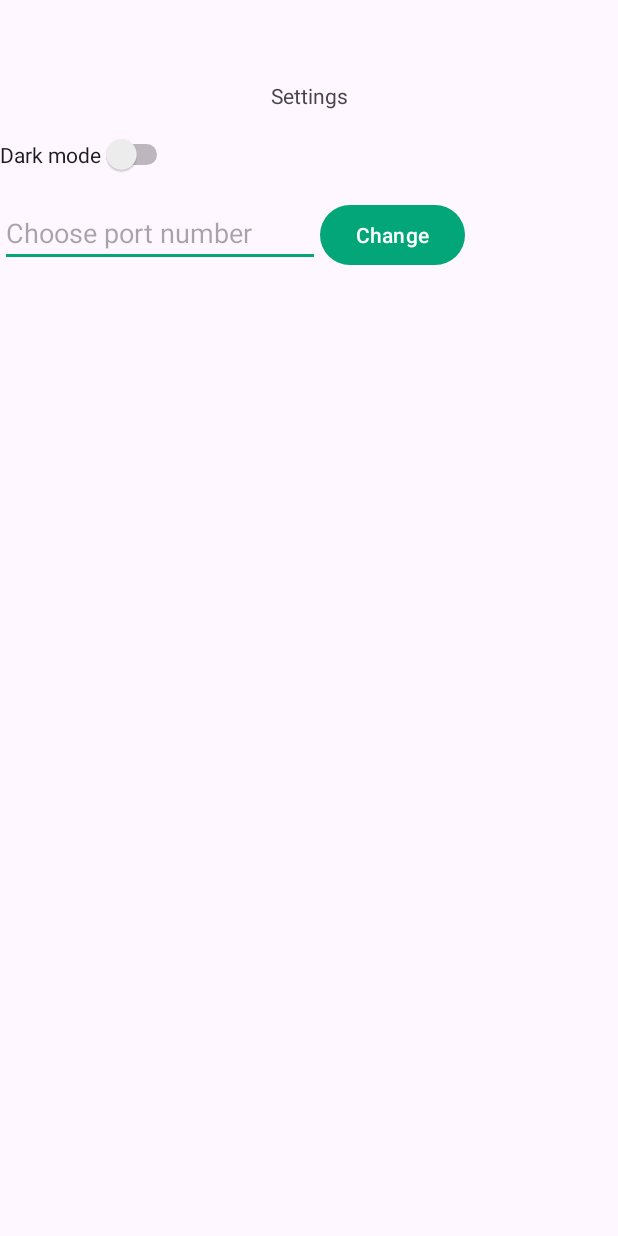
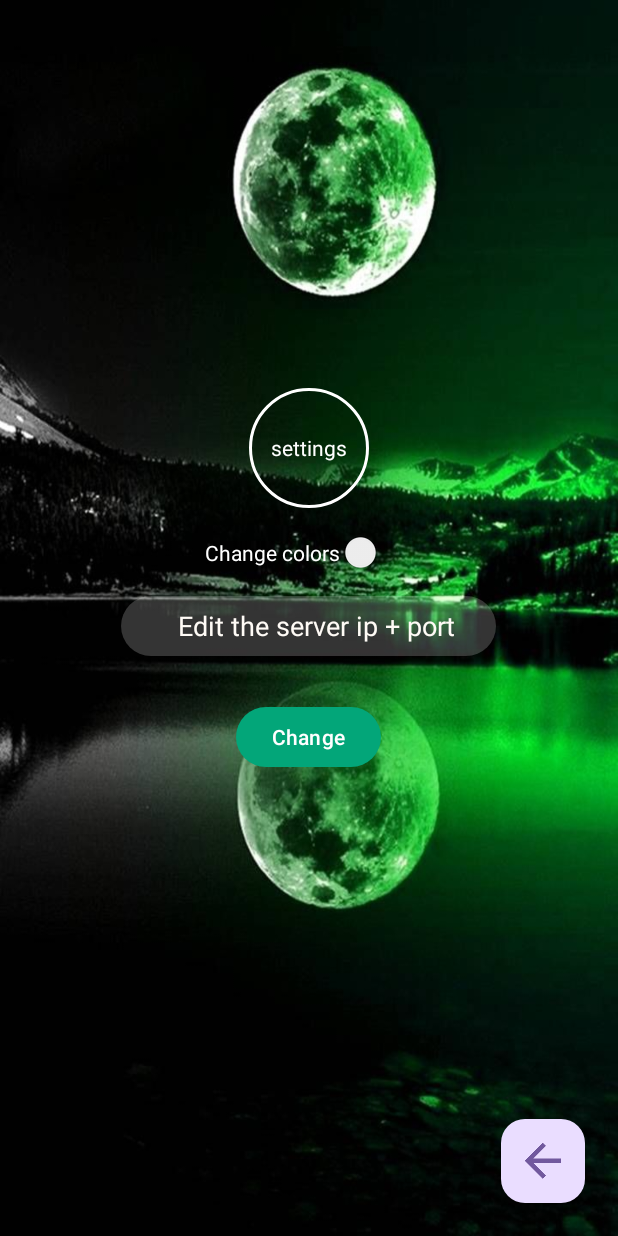
Before and after one commit to ishayasulin/Whatsup, an Android app: the screen it shows after launch (Settings), after a tap on "settings", on a phone screen of 412 x 824 dp. Run offline under Robolectric (Android 15) with nearby library versions, the phone set to English and light mode, and no system bars; our stand-ins replace Room's generated code.

Commit message:
nice stuff with the colors

```diff
--- a/app/src/main/java/com/example/whatsup/State.java
+++ b/app/src/main/java/com/example/whatsup/State.java
@@ -3,5 +3,7 @@ package com.example.whatsup;
 public class State {
     public static String currentUser="";
     public static String token="";
-    public static String server = "10.0.2.2:5001";
+    public static String server = "10.0.2.2:5000";
+    public static boolean changed;
+    public static boolean isNight;
 }
--- a/app/src/main/java/com/example/whatsup/activities/AddContact.java
+++ b/app/src/main/java/com/example/whatsup/activities/AddContact.java
@@ -9,6 +9,7 @@ import android.view.View;
 
 import androidx.annotation.NonNull;
 import androidx.appcompat.app.AppCompatActivity;
+import androidx.appcompat.widget.Toolbar;
 import androidx.lifecycle.ViewModelProvider;
 
 import com.example.whatsup.R;
@@ -25,7 +26,9 @@ public class AddContact extends AppCompatActivity {
         binding = ActivityAddContactBinding.inflate(getLayoutInflater());
         View view = binding.getRoot();
         setContentView(view);
-
+        Toolbar toolbar = (Toolbar) findViewById(R.id.toolbar);
+        // using toolbar as ActionBar
+        setSupportActionBar(toolbar);
         viewModel = new ViewModelProvider(this).get(ContactViewModel.class);
 
         binding.btnSave2.setOnClickListener(v -> {
--- a/app/src/main/java/com/example/whatsup/activities/Login.java
+++ b/app/src/main/java/com/example/whatsup/activities/Login.java
@@ -11,6 +11,7 @@ import android.view.View;
 import androidx.annotation.NonNull;
 import androidx.appcompat.app.AppCompatActivity;
 import androidx.appcompat.widget.Toolbar;
+import androidx.constraintlayout.widget.ConstraintLayout;
 import androidx.lifecycle.ViewModelProvider;
 
 import com.example.whatsup.R;
@@ -36,8 +37,6 @@ public class Login extends AppCompatActivity {
         Toolbar toolbar = (Toolbar) findViewById(R.id.toolbar);
         // using toolbar as ActionBar
         setSupportActionBar(toolbar);
-
-        viewModel = new ViewModelProvider(this).get(LoginViewModel.class);
         binding.toRegister.setOnClickListener(v -> {
             Intent i = new Intent(this, Register.class);
             startActivity(i);
@@ -98,6 +97,21 @@ public class Login extends AppCompatActivity {
 
         });
     }
+
+    @Override
+    protected void onResume() {
+        super.onResume();
+        viewModel = new ViewModelProvider(this).get(LoginViewModel.class);
+        ConstraintLayout rootLayout = binding.loginLayout;
+        if(State.isNight) {
+            rootLayout.setBackgroundResource(R.drawable.wallpaper);
+        }
+        else{
+            rootLayout.setBackgroundResource(R.drawable.wallpaper2);
+        }
+
+    }
+
     @Override
     public boolean onCreateOptionsMenu(Menu menu) {
         MenuInflater inflater = getMenuInflater();
--- a/app/src/main/java/com/example/whatsup/activities/Settings.java
+++ b/app/src/main/java/com/example/whatsup/activities/Settings.java
@@ -10,15 +10,19 @@ import android.widget.Switch;
 
 import androidx.appcompat.app.AppCompatActivity;
 import androidx.appcompat.app.AppCompatDelegate;
+import androidx.constraintlayout.widget.ConstraintLayout;
 
 import com.example.whatsup.R;
 import com.example.whatsup.State;
+import com.example.whatsup.repositories.UserRepository;
+import com.google.android.material.floatingactionbutton.FloatingActionButton;
 
 public class Settings extends AppCompatActivity {
 
     private Switch switchMode;
     private EditText portNumber;
-    private Button portButton;
+    private Button serverButton;
+    private FloatingActionButton back;
     private int currentNightMode;
 
     @Override
@@ -27,8 +31,9 @@ public class Settings extends AppCompatActivity {
         setContentView(R.layout.activity_settings);
         switchMode = findViewById(R.id.switchMode);
         portNumber = findViewById(R.id.portNumber);
-        portButton = findViewById(R.id.portButton); // Add this line to initialize portButton
-
+        back = (FloatingActionButton) findViewById(R.id.returnBtn2);
+        serverButton = findViewById(R.id.serverButton); // Add this line to initialize portButton
+        State.changed = false;
         switchMode = findViewById(R.id.switchMode);
 
         // Get the current night mode
@@ -42,22 +47,46 @@ public class Settings extends AppCompatActivity {
                 if (isChecked && currentNightMode != Configuration.UI_MODE_NIGHT_YES) {
                     // Enable dark mode
                     AppCompatDelegate.setDefaultNightMode(AppCompatDelegate.MODE_NIGHT_YES);
+                    State.changed = true;
+                    State.isNight = true;
+                    changeBack();
                 } else if (!isChecked && currentNightMode != Configuration.UI_MODE_NIGHT_NO) {
                     // Enable light mode
                     AppCompatDelegate.setDefaultNightMode(AppCompatDelegate.MODE_NIGHT_NO);
+                    State.changed = true;
+                    State.isNight = false;
+                    changeBack();
                 }
             }
         });
-
-        portButton.setOnClickListener(new View.OnClickListener() {
+        serverButton.setOnClickListener(new View.OnClickListener() {
             @Override
             public void onClick(View v) {
                 // Handle button click to change port number
-                String newPort = portNumber.getText().toString().trim();
-                if (!newPort.isEmpty()) {
-                    State.server = "10.0.2.2:" + newPort;
+                String newServer = portNumber.getText().toString();
+                if (!newServer.isEmpty()) {
+                    UserRepository.getInstance(getApplication()).updateServerUrl(newServer);
+                }
+                else{
+                    portNumber.setError("please enter a server ip + port");
                 }
             }
         });
+        back.setOnClickListener(new View.OnClickListener() {
+            @Override
+            public void onClick(View v) {
+                finish();
+            }
+        });
     }
+    public void changeBack(){
+        ConstraintLayout rootLayout = findViewById(R.id.settingsLayout);
+        if(State.isNight) {
+            rootLayout.setBackgroundResource(R.drawable.wallpaper);
+        }
+        else{
+            rootLayout.setBackgroundResource(R.drawable.wallpaper2);
+        }
+    }
+
 }
--- a/app/src/main/java/com/example/whatsup/repositories/UserRepository.java
+++ b/app/src/main/java/com/example/whatsup/repositories/UserRepository.java
@@ -68,7 +68,12 @@ public class UserRepository {
         db = AppDB.getDatabase(application);
         contactDao = db.contactDao();
     }
-
+    public void updateServerUrl(String url) {
+        // Update the server URL in RetrofitService
+        RetrofitService.updateServerUrl(url);
+        // Get the updated API instance
+        api = RetrofitService.getAPI(url);
+    }
     public static UserRepository getInstance(Application application) {
         if (instance == null) {
             instance = new UserRepository(application);
--- a/app/src/main/java/com/example/whatsup/viewmodels/LoginViewModel.java
+++ b/app/src/main/java/com/example/whatsup/viewmodels/LoginViewModel.java
@@ -21,6 +21,7 @@ public class LoginViewModel extends AndroidViewModel {
     }
 
     public void login(String username, String password, Callback<String> callback) {
+
         repository.login(username, password).enqueue(new Callback<String>() {
             @Override
             public void onResponse(Call<String> call, Response<String> response) {
--- a/app/src/main/res/drawable/custom_button.xml
+++ b/app/src/main/res/drawable/custom_button.xml
@@ -1,5 +1,5 @@
 <?xml version="1.0" encoding="utf-8"?>
 <shape xmlns:android="http://schemas.android.com/apk/res/android">
-    <solid android:color="#03A679" />
+    <solid android:color="?attr/colorPrimary" />
     <corners android:radius="50dp" />
 </shape>
--- a/app/src/main/res/layout/activity_chats.xml
+++ b/app/src/main/res/layout/activity_chats.xml
@@ -6,6 +6,9 @@
     android:layout_width="match_parent"
     android:layout_height="match_parent"
     tools:context=".activities.Chats">
+    <include
+        android:id="@+id/toolbar"
+        layout="@layout/toolbar" />
 
     <androidx.swiperefreshlayout.widget.SwipeRefreshLayout
         android:id="@+id/swiperefresh"
--- a/app/src/main/res/layout/activity_login.xml
+++ b/app/src/main/res/layout/activity_login.xml
@@ -1,5 +1,6 @@
 <?xml version="1.0" encoding="utf-8"?>
 <androidx.constraintlayout.widget.ConstraintLayout
+    android:id="@+id/loginLayout"
     xmlns:android="http://schemas.android.com/apk/res/android"
     xmlns:tools="http://schemas.android.com/tools"
     android:layout_width="match_parent"
@@ -13,7 +14,6 @@
         android:layout_width="match_parent"
         android:layout_height="match_parent"
         android:orientation="vertical"
-        android:background="#3fff"
         android:gravity="center"
         android:padding="10dp"
         tools:ignore="ExtraText">
--- a/app/src/main/res/layout/activity_register.xml
+++ b/app/src/main/res/layout/activity_register.xml
@@ -1,17 +1,19 @@
 <?xml version="1.0" encoding="utf-8"?>
 <androidx.constraintlayout.widget.ConstraintLayout
+    android:id="@+id/registerLayout"
     xmlns:android="http://schemas.android.com/apk/res/android"
     xmlns:tools="http://schemas.android.com/tools"
     android:layout_width="match_parent"
     android:layout_height="match_parent"
     android:background="@drawable/wallpaper2"
     tools:context=".activities.Register">
-
+    <include
+        android:id="@+id/toolbar"
+        layout="@layout/toolbar" />
     <LinearLayout
         android:layout_width="match_parent"
         android:layout_height="match_parent"
         android:orientation="vertical"
-        android:background="#3fff"
         android:gravity="center"
         android:padding="10dp">
 
--- a/app/src/main/res/layout/activity_settings.xml
+++ b/app/src/main/res/layout/activity_settings.xml
@@ -1,25 +1,35 @@
 <?xml version="1.0" encoding="utf-8"?>
 <androidx.constraintlayout.widget.ConstraintLayout xmlns:android="http://schemas.android.com/apk/res/android"
+    android:id="@+id/settingsLayout"
     xmlns:app="http://schemas.android.com/apk/res-auto"
     xmlns:tools="http://schemas.android.com/tools"
     android:layout_width="match_parent"
     android:layout_height="match_parent"
-    tools:context=".activities.Settings">
+    tools:context=".activities.Settings"
+    android:background="@drawable/wallpaper2">
 
+    <LinearLayout
+        android:layout_width="match_parent"
+        android:layout_height="match_parent"
+        android:orientation="vertical"
+        android:gravity="center"
+        android:padding="10dp"
+        tools:ignore="ExtraText">
     <TextView
         android:id="@+id/Settings"
         android:layout_width="wrap_content"
         android:layout_height="wrap_content"
-        android:text="@string/settings2"
-        app:layout_constraintTop_toTopOf="parent"
-        app:layout_constraintStart_toStartOf="parent"
-        app:layout_constraintEnd_toEndOf="parent"
-        android:layout_marginTop="54dp" />
+        android:text="@string/settings"
+        android:background="@drawable/circle"
+        android:gravity="center"
+        android:layout_marginTop="-50dp"
+        android:textColor="#ffffff" />
 
     <Switch
         android:id="@+id/switchMode"
         android:layout_width="wrap_content"
         android:layout_height="wrap_content"
+        android:textColor="#ffffff"
         android:text="@string/dark_mode"
         app:layout_constraintTop_toBottomOf="@id/Settings"
         app:layout_constraintStart_toStartOf="parent"
@@ -27,21 +37,35 @@
 
     <EditText
         android:id="@+id/portNumber"
-        android:layout_width="wrap_content"
-        android:layout_height="wrap_content"
-        android:ems="10"
-        android:inputType="text"
-        android:hint="@string/choose_port_number"
-        app:layout_constraintTop_toBottomOf="@id/switchMode"
-        app:layout_constraintStart_toStartOf="parent"
-        android:layout_marginTop="16dp" />
+        android:textColor="@color/white"
+        android:layout_marginTop="15dp"
+        android:gravity="center"
+        android:layout_width="250dp"
+        android:layout_height="40dp"
+        android:hint="@string/edit_the_server_ip_port"
+        android:textColorHint="#FFFBF6"
+        android:background="@drawable/custom_et"
+        android:drawablePadding="-30dp"
+        android:paddingLeft="10dp" />
 
     <Button
-        android:id="@+id/portButton"
+        android:id="@+id/serverButton"
         android:layout_width="wrap_content"
         android:layout_height="wrap_content"
         android:text="@string/change"
         app:layout_constraintStart_toEndOf="@id/portNumber"
-        app:layout_constraintBaseline_toBaselineOf="@id/portNumber" />
+        app:layout_constraintBaseline_toBaselineOf="@id/portNumber"
+        android:layout_marginTop="30dp"/>
+    </LinearLayout>
+
+    <com.google.android.material.floatingactionbutton.FloatingActionButton
+        android:id="@+id/returnBtn2"
+        android:layout_width="wrap_content"
+        android:layout_height="wrap_content"
+        app:layout_constraintBottom_toBottomOf="parent"
+        app:layout_constraintEnd_toEndOf="parent"
+        android:layout_margin="10pt"
+        android:src="@drawable/ic_back"/>
+
 
 </androidx.constraintlayout.widget.ConstraintLayout>
--- a/app/src/main/res/layout/toolbar.xml
+++ b/app/src/main/res/layout/toolbar.xml
@@ -3,7 +3,7 @@
     android:id="@+id/toolbar"
     android:layout_width="match_parent"
     android:layout_height="wrap_content"
-    android:background="#4CAF50"
+    android:background="?attr/colorPrimary"
     android:minHeight="?attr/actionBarSize"
     android:theme="?attr/actionBarTheme"
     tools:layout_editor_absoluteX="0dp"
--- a/app/src/main/res/values-night/themes.xml
+++ b/app/src/main/res/values-night/themes.xml
@@ -1,10 +1,13 @@
 <resources xmlns:tools="http://schemas.android.com/tools">
     <!-- Base application theme. -->
     <style name="Base.Theme.Whatsup" parent="Theme.Material3.DayNight">
-        <item name="colorPrimary">#03A679</item>
-        <item name="colorPrimaryDark">#03A679</item>
-        <item name="colorAccent">#03A679</item>
+        <item name="android:windowBackground">@drawable/wallpaper</item>
+        <item name="colorPrimary">#673AB7</item>
+        <item name="colorPrimaryDark">#673AB7</item>
+        <item name="colorAccent">#673AB7</item>
         <item name="windowActionBar">false</item>
         <item name="windowNoTitle">true</item>
     </style>
+
+    <style name="Theme.Whatsup.Night" parent="Base.Theme.Whatsup" />
 </resources>
--- a/app/src/main/res/values/colors.xml
+++ b/app/src/main/res/values/colors.xml
@@ -1,5 +1,7 @@
 <?xml version="1.0" encoding="utf-8"?>
 <resources>
+    <color name="day">#03A679</color>
+    <color name="night">#673AB7</color>
     <color name="black">#FF000000</color>
     <color name="white">#FFFFFFFF</color>
 </resources>
--- a/app/src/main/res/values/strings.xml
+++ b/app/src/main/res/values/strings.xml
@@ -8,13 +8,15 @@
     <string name="login">login</string>
     <string name="headline">Login</string>
     <string name="not_a_member">Not a member?</string>
-    <string name="enter_username_to_add">Enter username to add</string>
+    <string name="enter_username_to_add">Username to add</string>
     <string name="add">Add</string>
     <string name="already_have_an_account">Already have an account?</string>
     <string name="BaseUrl">10.0.2.2:5000</string>
     <string name="settings">settings</string>
     <string name="settings2">Settings</string>
-    <string name="dark_mode">Dark mode</string>
+    <string name="dark_mode">Change colors</string>
     <string name="choose_port_number">Choose port number</string>
     <string name="change">Change</string>
+    <string name="edit_the_server_ip_port">Edit the server ip + port</string>
+    <string name="add_friend">Add friend</string>
 </resources>
--- a/app/src/main/res/values/themes.xml
+++ b/app/src/main/res/values/themes.xml
@@ -1,6 +1,7 @@
 <resources xmlns:tools="http://schemas.android.com/tools">
     <!-- Base application theme. -->
     <style name="Base.Theme.Whatsup" parent="Theme.Material3.DayNight">
+        <item name="android:windowBackground">@drawable/wallpaper2</item>
         <!-- Customize your theme here. -->
         <item name="colorPrimary">#03A679</item>
         <item name="colorPrimaryDark">#03A679</item>
```
Also changed, not shown: app/src/main/java/com/example/whatsup/activities/Register.java (+53 -42 lines), app/src/main/java/com/example/whatsup/api/RetrofitService.java (+15 -1 lines), app/src/main/res/layout/activity_add_contact.xml (+41 -16 lines).
